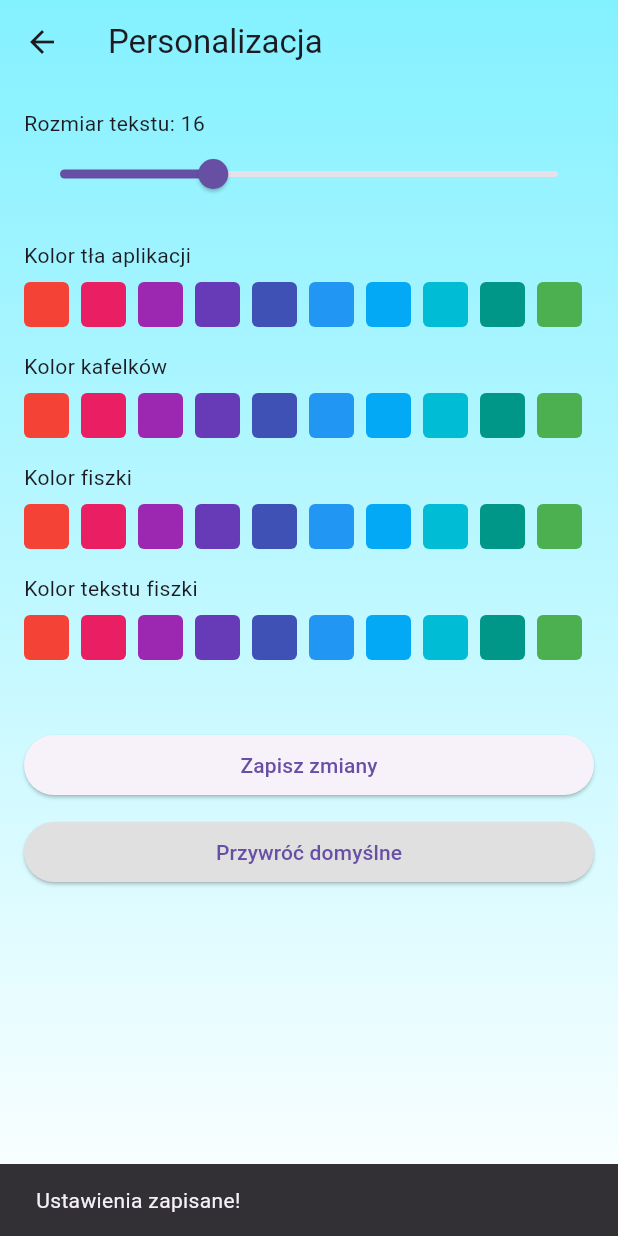
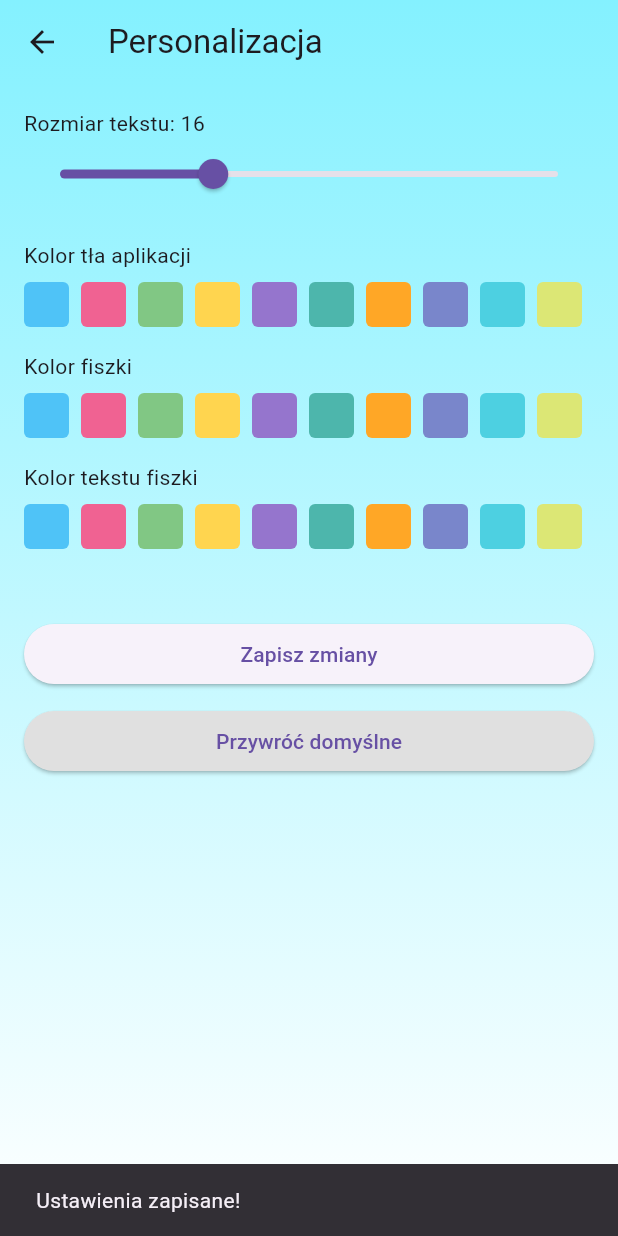
Before and after one commit to Hube02/FisherApp, a Flutter app: the Personalizacja screen opened by its route, after a tap on "Zapisz zmiany", on a phone screen of 412 x 824 dp. Run offline on Flutter 3.47's test engine with Material 3 defaults, Android fonts, the phone set to English and light mode, and no system bars; our stand-ins replace cloud_firestore, firebase_auth, firebase_core, shared_preferences; accounts and stored records are empty.

Commit message:
Dodano delikatniejsze kolory oraz usprawniono aktualizacje statystyk

```diff
--- a/lib/ekrany/personalizacja.dart
+++ b/lib/ekrany/personalizacja.dart
@@ -11,7 +11,6 @@ class Personalizacja extends StatefulWidget {
 class _PersonalizacjaState extends State<Personalizacja> {
   double _fontSize = 16;
   Color _bgColor = Colors.lightBlue.shade50;
-  Color _tileColor = Colors.cyan;
   Color _cardColor = Colors.white;
   Color _cardTextColor = Colors.black;
 
@@ -26,7 +25,6 @@ class _PersonalizacjaState extends State<Personalizacja> {
     setState(() {
       _fontSize = (prefs.getDouble('fontSize') ?? 16).clamp(12, 25);
       _bgColor = Color(prefs.getInt('bgColor') ?? 0xff84f1ff);
-      _tileColor = Color(prefs.getInt('tileColor') ?? Colors.cyan.value);
       _cardColor = Color(prefs.getInt('cardColor') ?? Colors.white.value);
       _cardTextColor =
           Color(prefs.getInt('cardTextColor') ?? Colors.black.value);
@@ -37,7 +35,6 @@ class _PersonalizacjaState extends State<Personalizacja> {
     final prefs = await SharedPreferences.getInstance();
     await prefs.setDouble('fontSize', _fontSize);
     await prefs.setInt('bgColor', _bgColor.value);
-    await prefs.setInt('tileColor', _tileColor.value);
     await prefs.setInt('cardColor', _cardColor.value);
     await prefs.setInt('cardTextColor', _cardTextColor.value);
   }
@@ -46,7 +43,6 @@ class _PersonalizacjaState extends State<Personalizacja> {
     final prefs = await SharedPreferences.getInstance();
     await prefs.setDouble('fontSize', 16);
     await prefs.setInt('bgColor', 0xff84f1ff);
-    await prefs.setInt('tileColor', Colors.cyan.value);
     await prefs.setInt('cardColor', Colors.white.value);
     await prefs.setInt('cardTextColor', Colors.black.value);
     _loadPrefs();
@@ -89,8 +85,6 @@ class _PersonalizacjaState extends State<Personalizacja> {
                       SizedBox(height: 20),
                       _buildColorPicker('Kolor tła aplikacji', _bgColor,
                           (color) => _bgColor = color),
-                      _buildColorPicker('Kolor kafelków', _tileColor,
-                          (color) => _tileColor = color),
                       _buildColorPicker('Kolor fiszki', _cardColor,
                           (color) => _cardColor = color),
                       _buildColorPicker('Kolor tekstu fiszki', _cardTextColor,
@@ -125,6 +119,19 @@ class _PersonalizacjaState extends State<Personalizacja> {
 
   Widget _buildColorPicker(
       String title, Color currentColor, Function(Color) onColorPicked) {
+    final List<Color> gentleColors = [
+      Color(0xFF4FC3F7), // Light Blue
+      Color(0xFFF06292), // Pink
+      Color(0xFF81C784), // Green
+      Color(0xFFFFD54F), // Amber
+      Color(0xFF9575CD), // Deep Purple
+      Color(0xFF4DB6AC), // Teal
+      Color(0xFFFFA726), // Orange
+      Color(0xFF7986CB), // Indigo
+      Color(0xFF4DD0E1), // Cyan
+      Color(0xFFDCE775), // Lime
+    ];
+
     return Column(
       crossAxisAlignment: CrossAxisAlignment.start,
       children: [
@@ -132,7 +139,7 @@ class _PersonalizacjaState extends State<Personalizacja> {
         SizedBox(height: 8),
         Wrap(
           spacing: 8,
-          children: Colors.primaries.take(10).map((color) {
+          children: gentleColors.map((color) {
             return GestureDetector(
               onTap: () => setState(() => onColorPicked(color)),
               child: Container(
--- a/lib/ekrany/statystyki.dart
+++ b/lib/ekrany/statystyki.dart
@@ -34,6 +34,7 @@ class _StatystykiState extends State<Statystyki> {
     super.initState();
     _loadPrefs();
     _loadStats();
+    _onDateChanged(_todayDate);
   }
 
   Future<void> _loadPrefs() async {
@@ -55,6 +56,7 @@ class _StatystykiState extends State<Statystyki> {
       _liczbaTestowDzienna = statystykiZDnia['liczbaTestowDzienna'];
     });
   }
+
   Future<void> _loadStats() async {
     setState(() => _isLoading = true);
 
@@ -69,7 +71,11 @@ class _StatystykiState extends State<Statystyki> {
       _sredniaWynikow = statystyki['sredniaWynikow'];
       _isLoading = false;
     });
+  }
 
+  Future<void> _refreshButton() async {
+    _loadStats();
+    _onDateChanged(_todayDate);
   }
 
   Timer? _debounce;
@@ -80,6 +86,7 @@ class _StatystykiState extends State<Statystyki> {
       _loadDayStats(date);
     });
   }
+
   @override
   void dispose() {
     _debounce?.cancel();
@@ -159,8 +166,7 @@ void dispose() {
                     ),
                     Text(
                       "Wybierz dzień",
-                          style: TextStyle(
-                              fontSize: 24, color: _cardTextColor),
+                      style: TextStyle(fontSize: 24, color: _cardTextColor),
                     ),
                     SizedBox(
                       height: 40,
@@ -225,7 +231,7 @@ void dispose() {
                     ),
                     const SizedBox(height: 30),
                     ElevatedButton(
-                      onPressed: _loadStats,
+                      onPressed: _refreshButton,
                       child: const Text('Odśwież statystyki'),
                     ),
                   ],
```
Lines whose indentation alone changed are shown as unchanged.
